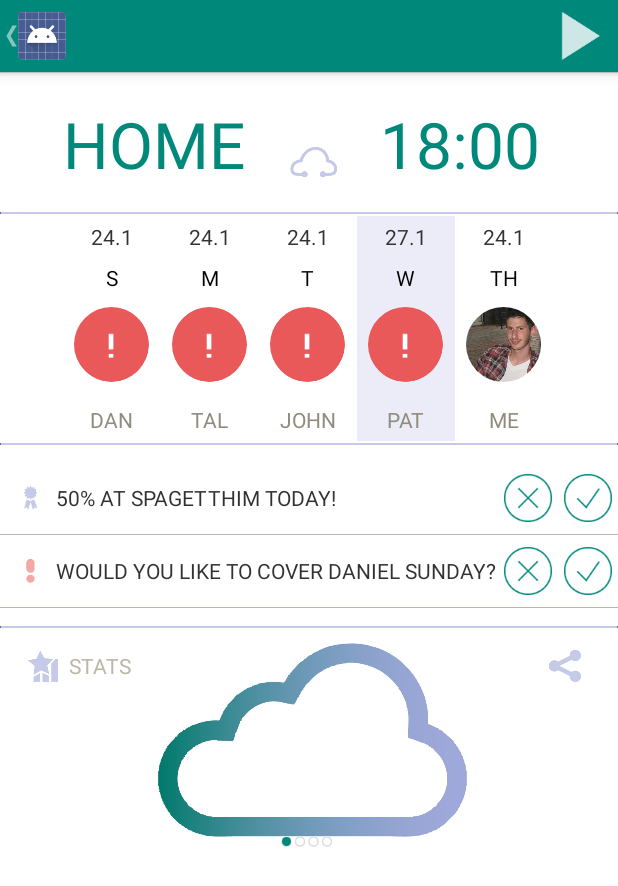
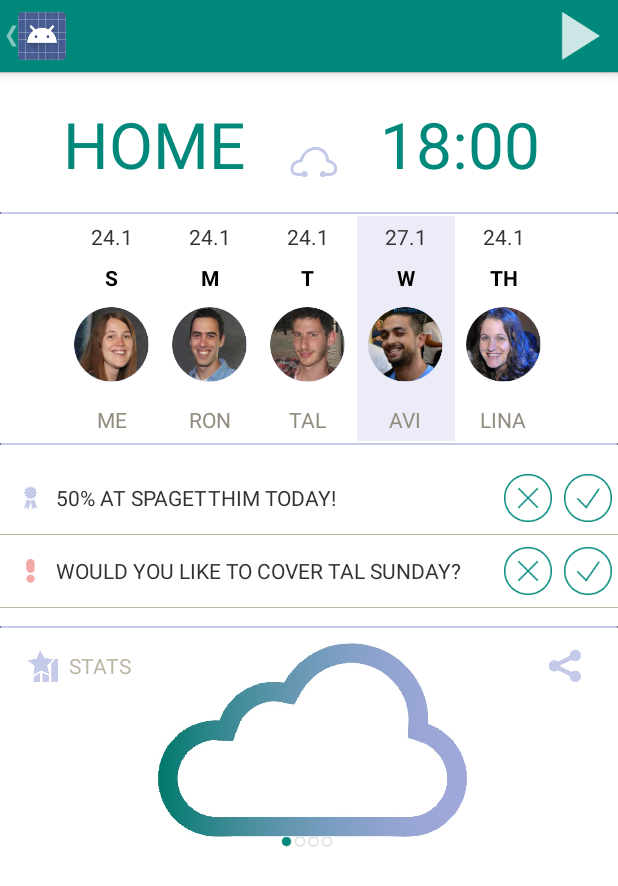
Before and after one commit to adamsh25/CarPal, an Android app: the screen it shows after launch (CarPalPanel), after a tap on an icon or button, on a phone screen of 412 x 824 dp. Shown: the top 886 px of the screen. Run offline under Robolectric (Android 15) with nearby library versions, the phone set to English and light mode, and no system bars; libraries missing offline, so code that uses them is left out: com.ikimuhendis.ldrawer, com.pkmmte.view; plain views replace CircularImageView; 5 statements that could not run were skipped; 1 other tap on this screen came first.

Commit message:
CarPal Barry Main indicator in right palce

```diff
--- a/app/src/main/java/com/BooYa/CarPal/CarPalPanel.java
+++ b/app/src/main/java/com/BooYa/CarPal/CarPalPanel.java
@@ -216,18 +216,18 @@ public class CarPalPanel extends FragmentActivity {
 
     private void populateData()
     {
-        adapter.insert(new Notification("WOULD YOU LIKE TO COVER DANIEL SUNDAY?", 1,R.drawable.notificon), 0);
+        adapter.insert(new Notification("WOULD YOU LIKE TO COVER AVI SUNDAY?", 1,R.drawable.notificon), 0);
         adapter.insert(new Notification("50% AT SPAGETTHIM TODAY!", 1,R.drawable.prize), 1);
-        adapter.insert(new Notification("WOULD YOU LIKE TO COVER DANIEL SUNDAY?", 1,R.drawable.notificon), 0);
+        adapter.insert(new Notification("WOULD YOU LIKE TO COVER TAL SUNDAY?", 1,R.drawable.notificon), 0);
         adapter.insert(new Notification("50% AT SPAGETTHIM TODAY!", 1,R.drawable.prize), 1);
-        adapter.insert(new Notification("WOULD YOU LIKE TO COVER DANIEL SUNDAY?", 1,R.drawable.notificon), 0);
+        adapter.insert(new Notification("WOULD YOU LIKE TO COVER RON SUNDAY?", 1,R.drawable.notificon), 0);
         adapter.insert(new Notification("50% AT SPAGETTHIM TODAY!", 1,R.drawable.prize), 1);
 
-        DayDriver dayDriverSunday = new DayDriver("DAN",1,R.drawable.nodriver);
-        DayDriver dayDriverMonday = new DayDriver("TAL",2,R.drawable.nodriver);
-        DayDriver dayDriverTuesday = new DayDriver("JOHN",3,R.drawable.nodriver);
-        DayDriver dayDriverWednesday = new DayDriver("PAT",4,R.drawable.nodriver);
-        DayDriver dayDriverThursday = new DayDriver("ME",5,R.drawable.beeri);
+        DayDriver dayDriverSunday = new DayDriver("ME",1,R.drawable.face1);
+        DayDriver dayDriverMonday = new DayDriver("RON",2,R.drawable.face2);
+        DayDriver dayDriverTuesday = new DayDriver("TAL",3,R.drawable.face3);
+        DayDriver dayDriverWednesday = new DayDriver("AVI",4,R.drawable.face4);
+        DayDriver dayDriverThursday = new DayDriver("LINA",5,R.drawable.face5);
 
 
         assignDriverToDay(R.id.sunday,dayDriverSunday);
@@ -298,7 +298,7 @@ public class CarPalPanel extends FragmentActivity {
         String shareBody = mAdapter.getPageTitle(mPagerPosition).toString();
         Intent sharingIntent = new Intent(Intent.ACTION_SEND);
         sharingIntent.setType("text/plain");
-        sharingIntent.putExtra(Intent.EXTRA_SUBJECT, "WOW!  Using CarPal helps the environment!");
+        sharingIntent.putExtra(Intent.EXTRA_SUBJECT, "WoW! Using CarPal helps the environment!");
         sharingIntent.putExtra(Intent.EXTRA_TEXT, shareBody);
         startActivity(Intent.createChooser(sharingIntent, "Share via"));
     }
--- a/app/src/main/res/layout/activity_car_pal_panel.xml
+++ b/app/src/main/res/layout/activity_car_pal_panel.xml
@@ -134,7 +134,8 @@
                 android:textAlignment="center"
                 android:layout_below="@+id/textView6"
                 android:layout_centerHorizontal="true"
-                android:layout_marginTop="8dp" />
+                android:layout_marginTop="8dp"
+                android:textStyle="bold" />
 
         </RelativeLayout>
 
@@ -205,7 +206,8 @@
                 android:textAlignment="center"
                 android:layout_below="@+id/textView6"
                 android:layout_centerHorizontal="true"
-                android:layout_marginTop="8dp" />
+                android:layout_marginTop="8dp"
+                android:textStyle="bold" />
         </RelativeLayout>
 
         <RelativeLayout
@@ -273,7 +275,8 @@
                 android:textAlignment="center"
                 android:layout_below="@+id/textView6"
                 android:layout_centerHorizontal="true"
-                android:layout_marginTop="8dp" />
+                android:layout_marginTop="8dp"
+                android:textStyle="bold" />
 
         </RelativeLayout>
 
@@ -342,7 +345,8 @@
                 android:textAlignment="center"
                 android:layout_below="@+id/textView6"
                 android:layout_centerHorizontal="true"
-                android:layout_marginTop="8dp" />
+                android:layout_marginTop="8dp"
+                android:textStyle="bold" />
         </RelativeLayout>
 
         <RelativeLayout
@@ -410,7 +414,8 @@
                 android:textAlignment="center"
                 android:layout_below="@+id/textView6"
                 android:layout_centerHorizontal="true"
-                android:layout_marginTop="8dp" />
+                android:layout_marginTop="8dp"
+                android:textStyle="bold" />
 
         </RelativeLayout>
 
```
